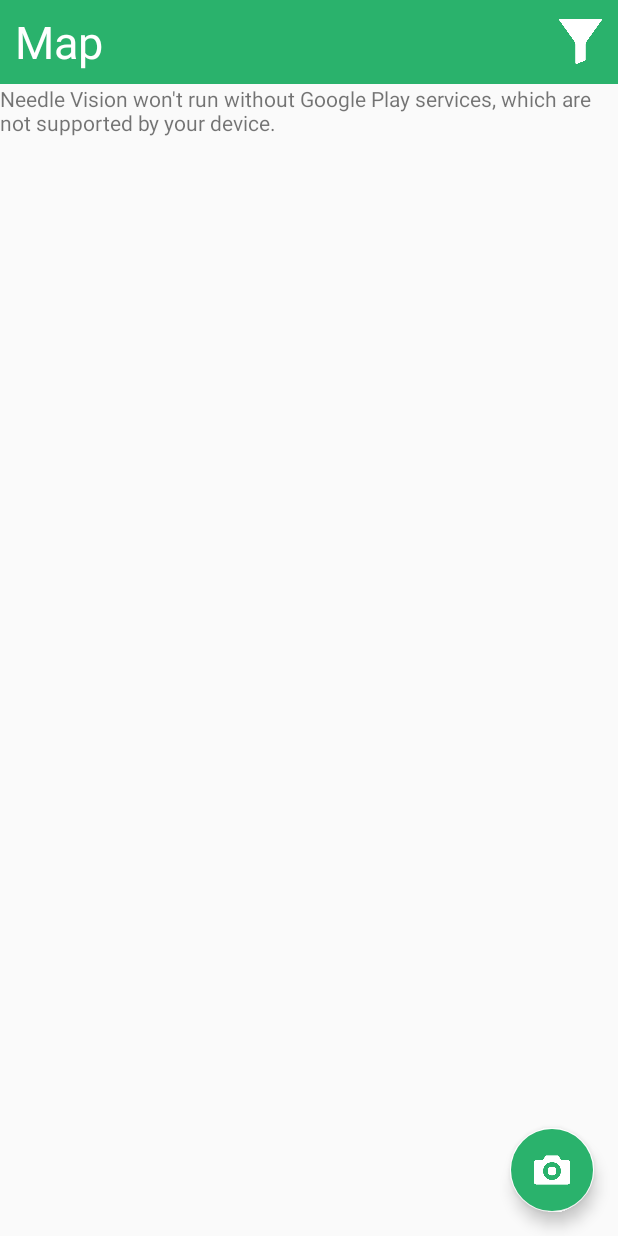
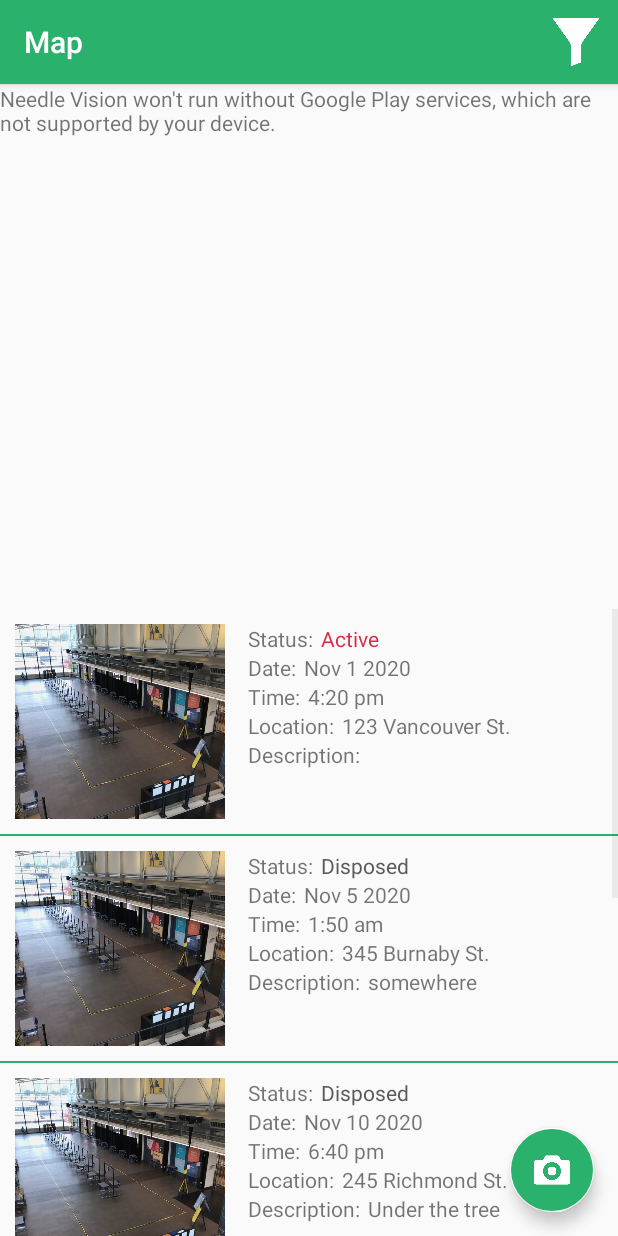
Before and after one commit to muyen1/Needle-Vision, an Android app: the PostActivity screen opened directly, with no data from a screen before it, on a phone screen of 412 x 824 dp. Run offline under Robolectric (Android 15) with nearby library versions, the light colour scheme and no system bars.

Commit message:
changed the toolbar
Signed-off-by: njingco <jingco.nicole@gmail.com>

```diff
--- a/app/src/main/java/com/example/needlevision/MainActivity.java
+++ b/app/src/main/java/com/example/needlevision/MainActivity.java
@@ -31,14 +31,12 @@ public class MainActivity extends AppCompatActivity {
     private static final int RC_SIGN_IN = 1;
     GoogleSignInClient mGoogleSignInClient;
     SignInButton signInButton;
-    boolean signedIntoAppBefore;
 
     private GoogleMap mMap;
 
     @Override
     protected void onCreate(Bundle savedInstanceState) {
         super.onCreate(savedInstanceState);
-
         // Obtain the SupportMapFragment and get notified when the map is ready to be used.
 
         // Configure sign-in to request the user's ID, email address, and basic
@@ -61,7 +59,6 @@ public class MainActivity extends AppCompatActivity {
         if(account == null){
             loadLoginPage();
         } else {
-            signedIntoAppBefore = true;
             // Signed in successfully, show authenticated UI.
             Intent intent = new Intent(MainActivity.this, PostLoginActivity.class);
             startActivity(intent);
@@ -71,6 +68,7 @@ public class MainActivity extends AppCompatActivity {
 
     private void loadLoginPage(){
         setContentView(R.layout.activity_login);
+        getSupportActionBar().hide();
         findViewById(R.id.guest_btn).setOnClickListener(new View.OnClickListener() {
 
             // Load the loadPagerPage function
--- a/app/src/main/java/com/example/needlevision/PostActivity.java
+++ b/app/src/main/java/com/example/needlevision/PostActivity.java
@@ -56,9 +56,8 @@ public class PostActivity extends AppCompatActivity {
         });
     }
 
-    private void loadImageDetails(){
-//        Intent intent = new Intent(PostActivity.this, );
-
+    public void setActionBarTitle(String title) {
+        getSupportActionBar().setTitle(title);
     }
 
 
--- a/app/src/main/java/com/example/needlevision/fragments/map_fragment.java
+++ b/app/src/main/java/com/example/needlevision/fragments/map_fragment.java
@@ -6,6 +6,9 @@ import android.location.Location;
 import android.os.Bundle;
 import android.util.Log;
 import android.view.LayoutInflater;
+import android.view.Menu;
+import android.view.MenuInflater;
+import android.view.MenuItem;
 import android.view.View;
 import android.view.ViewGroup;
 import android.widget.Button;
@@ -17,7 +20,11 @@ import androidx.annotation.Nullable;
 import androidx.core.app.ActivityCompat;
 import androidx.core.content.ContextCompat;
 import androidx.fragment.app.Fragment;
+
+import com.example.needlevision.Post;
+import com.example.needlevision.PostActivity;
 import com.example.needlevision.R;
+import com.example.needlevision.adapters.PostListAdapter;
 import com.google.android.gms.location.LocationServices;
 import com.google.android.gms.maps.CameraUpdateFactory;
 import com.google.android.gms.maps.GoogleMap;
@@ -29,6 +36,8 @@ import com.google.android.gms.tasks.OnCompleteListener;
 import com.google.android.gms.tasks.Task;
 import com.google.android.material.floatingactionbutton.FloatingActionButton;
 import com.google.android.material.snackbar.Snackbar;
+
+import java.util.ArrayList;
 
 
 public class map_fragment extends Fragment implements OnMapReadyCallback {
@@ -51,6 +60,8 @@ public class map_fragment extends Fragment implements OnMapReadyCallback {
     private LatLng currentLatLng;
     // posts listing
     private ListView postsList;
+
+    ViewGroup context;
 
 
     // when map is ready
@@ -78,12 +89,57 @@ public class map_fragment extends Fragment implements OnMapReadyCallback {
     @Override
     public View onCreateView(@NonNull LayoutInflater inflater, @Nullable ViewGroup container, @Nullable Bundle savedInstanceState) {
         ViewGroup rootView = (ViewGroup)inflater.inflate(R.layout.map_page,container,false);
+        context = rootView;
+
         // ask for location permission
         getLocationPermission();
-        setFilterBtn(rootView);
 
+        // List View
         postsList = rootView.findViewById(R.id.lvOffices);
+        ArrayList<Post> postArrayList = dummy();
+
+        PostListAdapter adapter = new PostListAdapter(getActivity(), R.layout.post_layout, postArrayList);
+        postsList.setAdapter(adapter);
+
         return rootView;
+    }
+
+    private ArrayList<Post> dummy(){
+        ArrayList<Post> postsList = new ArrayList<>();
+
+        postsList.add(new Post(false,"Nov 1 2020", "4:20 pm" ,"123 Vancouver St.",  null));
+        postsList.add(new Post(true,"Nov 5 2020", "1:50 am" ,"345 Burnaby St.",  "somewhere"));
+        postsList.add(new Post(true,"Nov 10 2020", "6:40 pm" ,"245 Richmond St.",  "Under the tree"));
+        postsList.add(new Post(false,"Nov 15 2020", "12:02 pm" ,"777 Port Moody St.", "on the Bench"));
+        postsList.add(new Post(false,"Nov 10 2020", "3:30 pm" ,"245 Whistler St.",  "on the tree"));
+        postsList.add(new Post(false,"Nov 20 2020", "11:12 pm" ,"777 Coquitlam St.", "beach"));
+
+        return postsList;
+    }
+
+    @Override
+    public void onCreate(@Nullable Bundle savedInstanceState) {
+        setHasOptionsMenu(true);
+        super.onCreate(savedInstanceState);
+    }
+
+    @Override
+    public void onCreateOptionsMenu(@NonNull Menu menu, @NonNull MenuInflater inflater) {
+        inflater.inflate(R.menu.map_menu, menu);
+        ((PostActivity) getActivity()).setActionBarTitle("Map");
+        super.onCreateOptionsMenu(menu, inflater);
+    }
+
+    @Override
+    public boolean onOptionsItemSelected(MenuItem item){
+        int id = item.getItemId();
+
+        if (id == R.id.logout_btn){
+            Snackbar.make(context, "Filter", Snackbar.LENGTH_LONG)
+                    .setAction("Action", null).show();
+        }
+
+        return super.onOptionsItemSelected(item);
     }
 
     // initiating the map
@@ -176,15 +232,4 @@ public class map_fragment extends Fragment implements OnMapReadyCallback {
         }
     }
 
-    private void setFilterBtn(View view){
-        ImageButton btn = view.findViewById(R.id.filter_btn);
-        btn.setOnClickListener(new View.OnClickListener() {
-            @Override
-            public void onClick(View view) {
-                Snackbar.make(view, "Filter", Snackbar.LENGTH_LONG)
-                        .setAction("Action", null).show();
-
-            }
-        });
-    }
 }
--- a/app/src/main/java/com/example/needlevision/fragments/posts_fragment.java
+++ b/app/src/main/java/com/example/needlevision/fragments/posts_fragment.java
@@ -2,10 +2,13 @@ package com.example.needlevision.fragments;
 
         import android.content.Context;
         import android.os.Bundle;
+        import android.util.Log;
         import android.view.LayoutInflater;
+        import android.view.Menu;
+        import android.view.MenuInflater;
+        import android.view.MenuItem;
         import android.view.View;
         import android.view.ViewGroup;
-        import android.widget.ArrayAdapter;
         import android.widget.ImageButton;
         import android.widget.ListView;
 
@@ -14,6 +17,7 @@ package com.example.needlevision.fragments;
         import androidx.fragment.app.Fragment;
 
         import com.example.needlevision.Post;
+        import com.example.needlevision.PostActivity;
         import com.example.needlevision.R;
         import com.example.needlevision.adapters.PostListAdapter;
         import com.google.android.material.snackbar.Snackbar;
@@ -21,12 +25,16 @@ package com.example.needlevision.fragments;
         import java.util.ArrayList;
 
 public class posts_fragment extends Fragment {
+
+    ViewGroup context;
     @Nullable
     @Override
     public View onCreateView(@NonNull LayoutInflater inflater, @Nullable ViewGroup container, @Nullable Bundle savedInstanceState) {
         ViewGroup rootView = (ViewGroup)inflater.inflate(R.layout.posts_page,container,false);
-        setAccountBtn(rootView);
 
+        context = rootView;
+
+        // List View
         ListView postList = (ListView) rootView.findViewById(R.id.lvPosts);
         ArrayList<Post> postArrayList = dummy();
 
@@ -36,6 +44,36 @@ public class posts_fragment extends Fragment {
         return rootView;
     }
 
+    @Override
+    public void onCreate(@Nullable Bundle savedInstanceState) {
+        setHasOptionsMenu(true);
+
+        super.onCreate(savedInstanceState);
+    }
+
+    @Override
+    public void onCreateOptionsMenu(@NonNull Menu menu, @NonNull MenuInflater inflater) {
+        inflater.inflate(R.menu.posts_menu, menu);
+        ((PostActivity) getActivity()).setActionBarTitle("Posts");
+        super.onCreateOptionsMenu(menu, inflater);
+    }
+
+    @Override
+    public boolean onOptionsItemSelected(MenuItem item){
+        int id = item.getItemId();
+
+        if (id == R.id.filter_btn){
+            Snackbar.make(context, "Filter", Snackbar.LENGTH_LONG)
+                    .setAction("Action", null).show();
+
+        } else if (id == R.id.logout_btn){
+            Snackbar.make(context, "Logout", Snackbar.LENGTH_LONG)
+                    .setAction("Action", null).show();
+        }
+
+        return super.onOptionsItemSelected(item);
+    }
+
     private ArrayList<Post> dummy(){
         ArrayList<Post> postsList = new ArrayList<>();
 
@@ -43,18 +81,10 @@ public class posts_fragment extends Fragment {
         postsList.add(new Post(true,"Nov 5 2020", "1:50 am" ,"345 Burnaby St.",  "somewhere"));
         postsList.add(new Post(true,"Nov 10 2020", "6:40 pm" ,"245 Richmond St.",  "Under the tree"));
         postsList.add(new Post(false,"Nov 15 2020", "12:02 pm" ,"777 Port Moody St.", "on the Bench"));
+        postsList.add(new Post(false,"Nov 10 2020", "3:30 pm" ,"245 Whistler St.",  "on the tree"));
+        postsList.add(new Post(false,"Nov 20 2020", "11:12 pm" ,"777 Coquitlam St.", "beach"));
 
         return postsList;
     }
-    private void setAccountBtn(View view){
-        ImageButton btn = view.findViewById(R.id.account_btn);
-        btn.setOnClickListener(new View.OnClickListener() {
-            @Override
-            public void onClick(View view) {
-                Snackbar.make(view, "Account", Snackbar.LENGTH_LONG)
-                        .setAction("Action", null).show();
 
-            }
-        });
-    }
 }
--- a/app/src/main/res/layout/activity_login.xml
+++ b/app/src/main/res/layout/activity_login.xml
@@ -30,7 +30,7 @@ android:layout_gravity="center">
 
     <com.google.android.gms.common.SignInButton
         android:id="@+id/sign_in_button"
-        android:layout_width="wrap_content"
+        android:layout_width="200dp"
         android:layout_height="wrap_content" />
 
     <Button
--- a/app/src/main/res/layout/map_page.xml
+++ b/app/src/main/res/layout/map_page.xml
@@ -6,48 +6,11 @@
     xmlns:app="http://schemas.android.com/apk/res-auto"
     android:orientation="vertical">
 
-    <androidx.appcompat.widget.Toolbar
-        android:layout_width="match_parent"
-        android:layout_height="wrap_content"
-        app:contentInsetEnd="10dp"
-        app:contentInsetStart="10dp"
-        android:background="@color/colorGreen">
-
-        <LinearLayout
-            android:layout_width="match_parent"
-            android:layout_height="wrap_content"
-            android:orientation="horizontal">
-
-            <TextView
-                android:layout_width="wrap_content"
-                android:layout_height="wrap_content"
-                android:textColor="@color/white"
-                android:text="@string/map"
-                android:textSize="30sp">
-            </TextView>
-
-            <View
-                android:layout_width="0dp"
-                android:layout_height="0dp"
-                android:layout_weight="1" />
-
-            <ImageButton
-                android:id="@+id/filter_btn"
-                android:layout_width="30dp"
-                android:layout_height="30dp"
-                android:layout_marginTop="5dp"
-                android:scaleType="fitXY"
-                android:background="?attr/selectableItemBackgroundBorderless"
-                android:contentDescription="@string/user"
-                android:src="@drawable/filter"/>
-        </LinearLayout>
-    </androidx.appcompat.widget.Toolbar>
-
     <fragment
         android:id="@+id/map_frag"
         android:name="com.google.android.gms.maps.SupportMapFragment"
         android:layout_width="match_parent"
-        android:layout_height="400dp"
+        android:layout_height="350dp"
         tools:context=".fragments.google_maps" />
 
     <ListView
@@ -55,6 +18,6 @@
         android:layout_width="match_parent"
         android:layout_height="match_parent"
         android:layout_below="@+id/map_frag"
-        android:divider="@color/divider"
+        android:divider="@color/colorGreen"
         android:dividerHeight="2px" />
 </LinearLayout>
--- /dev/null
+++ b/app/src/main/res/menu/map_menu.xml
@@ -0,0 +1,10 @@
+<?xml version="1.0" encoding="utf-8"?>
+<menu xmlns:android="http://schemas.android.com/apk/res/android"
+    xmlns:app="http://schemas.android.com/apk/res-auto">
+    <item
+        android:id="@+id/filter_btn"
+        android:icon="@drawable/filter"
+        android:title="Filter"
+        app:showAsAction="ifRoom">
+    </item>
+</menu>
--- /dev/null
+++ b/app/src/main/res/menu/posts_menu.xml
@@ -0,0 +1,23 @@
+<?xml version="1.0" encoding="utf-8"?>
+<menu xmlns:android="http://schemas.android.com/apk/res/android"
+    xmlns:app="http://schemas.android.com/apk/res-auto">
+
+    <item
+        android:id="@+id/options_btn"
+        android:icon="@drawable/option"
+        android:title="Options"
+        app:showAsAction="ifRoom">
+        <menu>
+            <item
+            android:id="@+id/filter_btn"
+            android:title="Filter"
+            app:showAsAction="ifRoom"/>
+
+            <item
+                android:id="@+id/logout_btn"
+                android:title="Logout"
+                app:showAsAction="ifRoom"/>
+        </menu>
+    </item>
+
+</menu>
--- a/app/src/main/res/values/strings.xml
+++ b/app/src/main/res/values/strings.xml
@@ -15,4 +15,5 @@
     <string name="description">Description: </string>
     <string name="active">Active</string>
     <string name="disposed">Disposed</string>
+    <string name="options">Options</string>
 </resources>
--- a/app/src/main/res/values/styles.xml
+++ b/app/src/main/res/values/styles.xml
@@ -1,9 +1,9 @@
 <resources>
     <!-- Base application theme. -->
-    <style name="AppTheme" parent="Theme.AppCompat.Light.NoActionBar">
+    <style name="AppTheme" parent="Theme.AppCompat.Light.DarkActionBar">
         <!-- Customize your theme here. -->
-        <item name="colorPrimary">@color/colorPrimary</item>
-        <item name="colorPrimaryDark">@color/colorPrimaryDark</item>
+        <item name="colorPrimary">@color/colorGreen</item>
+        <item name="colorPrimaryDark">@color/colorGreen</item>
         <item name="colorAccent">@color/colorAccent</item>
     </style>
 
```
Also changed, not shown: app/src/main/res/layout/posts_page.xml (+0 -37 lines), app/src/main/res/drawable/option.png (added).
